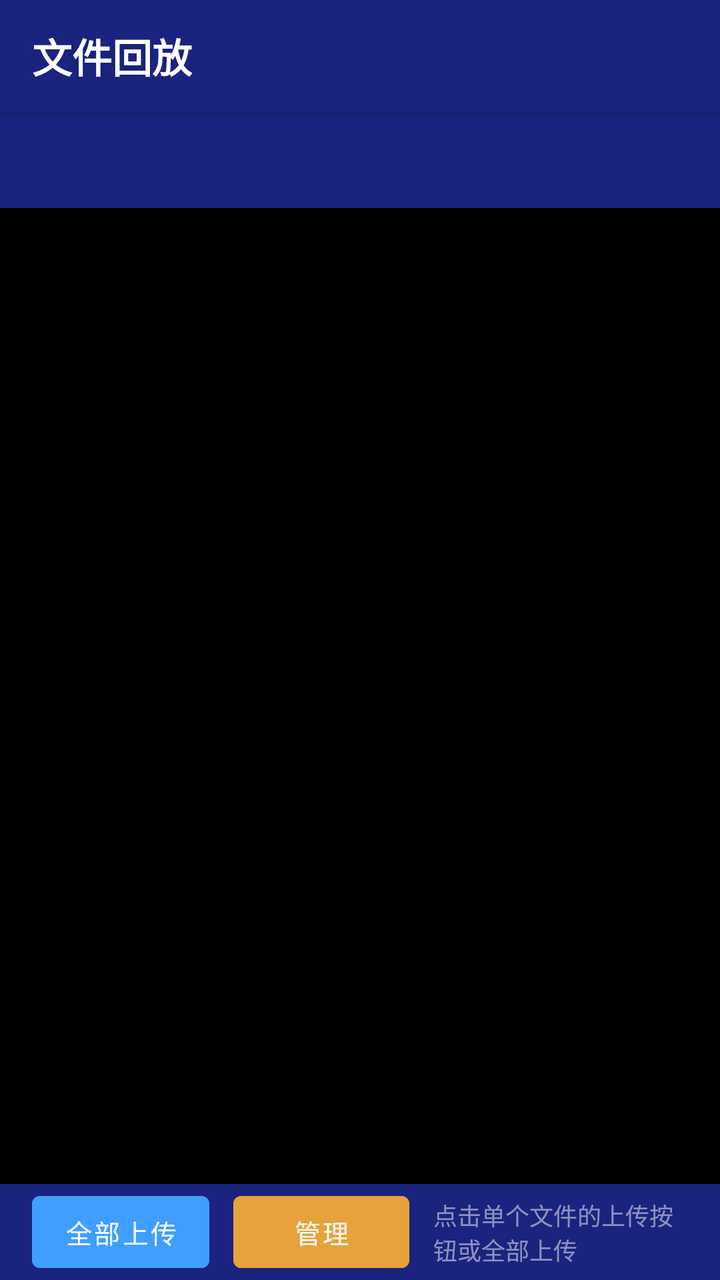
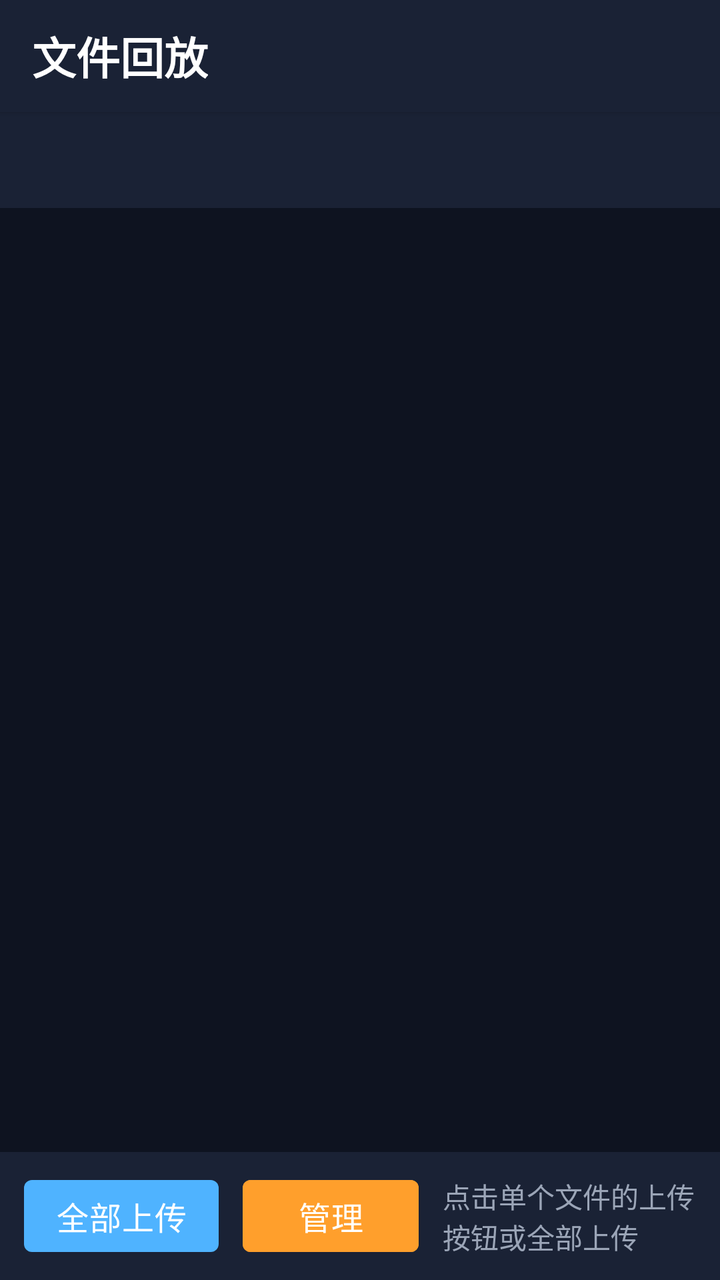

Compare the two renders of this Android layout. The source of the first and the diff that turns it into the second are given below.
<!-- AndroidManifest.xml: application theme Theme.EnforcementApp -->
<!-- res/layout/activity_playback.xml -->
<?xml version="1.0" encoding="utf-8"?>
<LinearLayout
    xmlns:android="http://schemas.android.com/apk/res/android"
    xmlns:app="http://schemas.android.com/apk/res-auto"
    android:layout_width="match_parent"
    android:layout_height="match_parent"
    android:orientation="vertical"
    android:background="#000000">

    
    <LinearLayout
        android:layout_width="match_parent"
        android:layout_height="56dp"
        android:orientation="horizontal"
        android:gravity="center_vertical"
        android:background="#1A237E"
        android:paddingStart="16dp"
        android:paddingEnd="16dp"
        android:elevation="4dp">

        <TextView
            android:layout_width="wrap_content"
            android:layout_height="wrap_content"
            android:text="文件回放"
            android:textColor="#FFFFFF"
            android:textSize="20sp"
            android:textStyle="bold" />

        <View
            android:layout_width="0dp"
            android:layout_height="1dp"
            android:layout_weight="1" />

        <TextView
            android:id="@+id/tvFileCount"
            android:layout_width="wrap_content"
            android:layout_height="wrap_content"
            android:textColor="#FFFFFF"
            android:textSize="14sp" />

    </LinearLayout>

    
    <com.google.android.material.tabs.TabLayout
        android:id="@+id/tabLayout"
        android:layout_width="match_parent"
        android:layout_height="48dp"
        android:background="#1A237E"
        app:tabTextColor="#80FFFFFF"
        app:tabSelectedTextColor="#FFFFFF"
        app:tabIndicatorColor="#FFFFFF"
        app:tabIndicatorHeight="3dp"
        app:tabTextAppearance="@style/PlaybackTabText"
        app:tabRippleColor="#40FFFFFF" />

    <androidx.viewpager2.widget.ViewPager2
        android:id="@+id/viewPager"
        android:layout_width="match_parent"
        android:layout_height="0dp"
        android:layout_weight="1" />

    
    <LinearLayout
        android:id="@+id/uploadBar"
        android:layout_width="match_parent"
        android:layout_height="48dp"
        android:orientation="horizontal"
        android:gravity="center_vertical"
        android:paddingHorizontal="16dp"
        android:background="#1A237E">

        
        <LinearLayout
            android:id="@+id/normalBar"
            android:layout_width="match_parent"
            android:layout_height="match_parent"
            android:orientation="horizontal"
            android:gravity="center_vertical">

            <Button
                android:id="@+id/btnUploadAll"
                android:layout_width="wrap_content"
                android:layout_height="36dp"
                android:minHeight="0dp"
                android:insetTop="0dp"
                android:insetBottom="0dp"
                android:paddingTop="0dp"
                android:paddingBottom="0dp"
                android:gravity="center"
                android:text="全部上传"
                android:textSize="13sp"
                android:textColor="#ffffff"
                android:backgroundTint="#409EFF" />

            <Button
                android:id="@+id/btnManage"
                android:layout_width="wrap_content"
                android:layout_height="36dp"
                android:layout_marginStart="12dp"
                android:minHeight="0dp"
                android:insetTop="0dp"
                android:insetBottom="0dp"
                android:paddingTop="0dp"
                android:paddingBottom="0dp"
                android:gravity="center"
                android:text="管理"
                android:textSize="13sp"
                android:textColor="#ffffff"
                android:backgroundTint="#E6A23C" />

            <TextView
                android:id="@+id/tvUploadTip"
                android:layout_width="0dp"
                android:layout_height="wrap_content"
                android:layout_weight="1"
                android:layout_marginStart="12dp"
                android:textColor="#80FFFFFF"
                android:textSize="12sp"
                android:text="点击单个文件的上传按钮或全部上传" />

        </LinearLayout>

        
        <LinearLayout
            android:id="@+id/manageBar"
            android:layout_width="match_parent"
            android:layout_height="match_parent"
            android:orientation="horizontal"
            android:gravity="center_vertical"
            android:visibility="gone">

            <Button
                android:id="@+id/btnDeleteSelected"
                android:layout_width="wrap_content"
                android:layout_height="36dp"
                android:minHeight="0dp"
                android:insetTop="0dp"
                android:insetBottom="0dp"
                android:paddingTop="0dp"
                android:paddingBottom="0dp"
                android:gravity="center"
                android:text="删除选中 (0)"
                android:textSize="13sp"
                android:textColor="#ffffff"
                android:backgroundTint="#F56C6C"
                android:enabled="false" />

            <Button
                android:id="@+id/btnSelectAll"
                android:layout_width="wrap_content"
                android:layout_height="36dp"
                android:layout_marginStart="12dp"
                android:minHeight="0dp"
                android:insetTop="0dp"
                android:insetBottom="0dp"
                android:paddingTop="0dp"
                android:paddingBottom="0dp"
                android:gravity="center"
                android:text="全选"
                android:textSize="13sp"
                android:textColor="#ffffff"
                android:backgroundTint="#409EFF" />

            <View
                android:layout_width="0dp"
                android:layout_height="1dp"
                android:layout_weight="1" />

            <Button
                android:id="@+id/btnCancelManage"
                android:layout_width="wrap_content"
                android:layout_height="36dp"
                android:minHeight="0dp"
                android:insetTop="0dp"
                android:insetBottom="0dp"
                android:paddingTop="0dp"
                android:paddingBottom="0dp"
                android:gravity="center"
                android:text="取消"
                android:textSize="13sp"
                android:textColor="#ffffff"
                android:backgroundTint="#909399" />

        </LinearLayout>

    </LinearLayout>

</LinearLayout>
<!-- resources referenced by this layout -->
<resources>
  <style name="PlaybackTabText" parent="TextAppearance.AppCompat.Body1">
          <item name="android:textSize">@dimen/font_md</item>
          <item name="android:textStyle">bold</item>
          <item name="textAllCaps">false</item>
      </style>
  <style name="Theme.EnforcementApp" parent="Theme.MaterialComponents.DayNight.NoActionBar">
          <item name="colorPrimary">@color/brand_primary</item>
          <item name="colorPrimaryVariant">@color/brand_primary_variant</item>
          <item name="colorOnPrimary">@color/text_primary</item>
          <item name="colorSecondary">@color/accent_blue</item>
          <item name="colorOnSecondary">@color/text_primary</item>
          <item name="colorError">@color/accent_red</item>
          <item name="android:windowBackground">@color/surface_bg</item>
          <item name="android:textColorPrimary">@color/text_primary</item>
          <item name="android:textColorSecondary">@color/text_secondary</item>
      </style>
  <dimen name="font_md">16sp</dimen>
  <color name="brand_primary">#1A237E</color>
  <color name="brand_primary_variant">#0D47A1</color>
  <color name="text_primary">#FFFFFF</color>
  <color name="accent_blue">#4FB3FF</color>
  <color name="accent_red">#FF5C5C</color>
  <color name="surface_bg">#0E1320</color>
  <color name="text_secondary">#D5DCE8</color>
</resources>

<!-- the commit's change to res/layout/activity_playback.xml (unified diff, before → after) -->
@@ -5,25 +5,25 @@
     android:layout_width="match_parent"
     android:layout_height="match_parent"
     android:orientation="vertical"
-    android:background="#000000">
+    android:background="@color/surface_bg">
 
     
     <LinearLayout
         android:layout_width="match_parent"
-        android:layout_height="56dp"
+        android:layout_height="@dimen/toolbar_height"
         android:orientation="horizontal"
         android:gravity="center_vertical"
-        android:background="#1A237E"
-        android:paddingStart="16dp"
-        android:paddingEnd="16dp"
-        android:elevation="4dp">
+        android:background="@color/surface_card"
+        android:paddingStart="@dimen/space_lg"
+        android:paddingEnd="@dimen/space_lg"
+        android:elevation="@dimen/elev_card">
 
         <TextView
             android:layout_width="wrap_content"
             android:layout_height="wrap_content"
             android:text="文件回放"
-            android:textColor="#FFFFFF"
-            android:textSize="20sp"
+            android:textColor="@color/text_primary"
+            android:textSize="@dimen/font_xl"
             android:textStyle="bold" />
 
         <View
@@ -35,8 +35,8 @@
             android:id="@+id/tvFileCount"
             android:layout_width="wrap_content"
             android:layout_height="wrap_content"
-            android:textColor="#FFFFFF"
-            android:textSize="14sp" />
+            android:textColor="@color/text_secondary"
+            android:textSize="@dimen/font_md" />
 
     </LinearLayout>
 
@@ -44,14 +44,14 @@
     <com.google.android.material.tabs.TabLayout
         android:id="@+id/tabLayout"
         android:layout_width="match_parent"
-        android:layout_height="48dp"
-        android:background="#1A237E"
-        app:tabTextColor="#80FFFFFF"
-        app:tabSelectedTextColor="#FFFFFF"
-        app:tabIndicatorColor="#FFFFFF"
-        app:tabIndicatorHeight="3dp"
+        android:layout_height="@dimen/touch_min"
+        android:background="@color/surface_card"
+        app:tabTextColor="@color/text_tertiary"
+        app:tabSelectedTextColor="@color/accent_blue"
+        app:tabIndicatorColor="@color/accent_blue"
+        app:tabIndicatorHeight="@dimen/stroke_thick"
         app:tabTextAppearance="@style/PlaybackTabText"
-        app:tabRippleColor="#40FFFFFF" />
+        app:tabRippleColor="@color/ripple_light" />
 
     <androidx.viewpager2.widget.ViewPager2
         android:id="@+id/viewPager"
@@ -63,59 +63,47 @@
     <LinearLayout
         android:id="@+id/uploadBar"
         android:layout_width="match_parent"
-        android:layout_height="48dp"
+        android:layout_height="wrap_content"
+        android:minHeight="@dimen/bottombar_height"
         android:orientation="horizontal"
         android:gravity="center_vertical"
-        android:paddingHorizontal="16dp"
-        android:background="#1A237E">
+        android:paddingHorizontal="@dimen/space_md"
+        android:paddingVertical="@dimen/space_sm"
+        android:background="@color/surface_card">
 
         
         <LinearLayout
             android:id="@+id/normalBar"
             android:layout_width="match_parent"
-            android:layout_height="match_parent"
+            android:layout_height="wrap_content"
             android:orientation="horizontal"
             android:gravity="center_vertical">
 
             <Button
                 android:id="@+id/btnUploadAll"
+                style="@style/AppButton.Primary"
                 android:layout_width="wrap_content"
-                android:layout_height="36dp"
-                android:minHeight="0dp"
-                android:insetTop="0dp"
-                android:insetBottom="0dp"
-                android:paddingTop="0dp"
-                android:paddingBottom="0dp"
-                android:gravity="center"
-                android:text="全部上传"
-                android:textSize="13sp"
-                android:textColor="#ffffff"
-                android:backgroundTint="#409EFF" />
+                android:layout_height="@dimen/touch_min"
+                android:text="全部上传" />
 
             <Button
                 android:id="@+id/btnManage"
+                style="@style/AppButton"
                 android:layout_width="wrap_content"
-                android:layout_height="36dp"
-                android:layout_marginStart="12dp"
-                android:minHeight="0dp"
-                android:insetTop="0dp"
-                android:insetBottom="0dp"
-                android:paddingTop="0dp"
-                android:paddingBottom="0dp"
-                android:gravity="center"
+                android:layout_height="@dimen/touch_min"
+                android:layout_marginStart="@dimen/space_md"
                 android:text="管理"
-                android:textSize="13sp"
-                android:textColor="#ffffff"
-                android:backgroundTint="#E6A23C" />
+                android:textColor="@color/text_primary"
+                android:backgroundTint="@color/accent_orange" />
 
             <TextView
                 android:id="@+id/tvUploadTip"
                 android:layout_width="0dp"
                 android:layout_height="wrap_content"
                 android:layout_weight="1"
-                android:layout_marginStart="12dp"
-                android:textColor="#80FFFFFF"
-                android:textSize="12sp"
+                android:layout_marginStart="@dimen/space_md"
+                android:textColor="@color/text_tertiary"
+                android:textSize="@dimen/font_sm"
                 android:text="点击单个文件的上传按钮或全部上传" />
 
         </LinearLayout>
@@ -124,42 +112,26 @@
         <LinearLayout
             android:id="@+id/manageBar"
             android:layout_width="match_parent"
-            android:layout_height="match_parent"
+            android:layout_height="wrap_content"
             android:orientation="horizontal"
             android:gravity="center_vertical"
             android:visibility="gone">
 
             <Button
                 android:id="@+id/btnDeleteSelected"
+                style="@style/AppButton.Danger"
                 android:layout_width="wrap_content"
-                android:layout_height="36dp"
-                android:minHeight="0dp"
-                android:insetTop="0dp"
-                android:insetBottom="0dp"
-                android:paddingTop="0dp"
-                android:paddingBottom="0dp"
-                android:gravity="center"
+                android:layout_height="@dimen/touch_min"
                 android:text="删除选中 (0)"
-                android:textSize="13sp"
-                android:textColor="#ffffff"
-                android:backgroundTint="#F56C6C"
                 android:enabled="false" />
 
             <Button
                 android:id="@+id/btnSelectAll"
+                style="@style/AppButton.Primary"
                 android:layout_width="wrap_content"
-                android:layout_height="36dp"
-                android:layout_marginStart="12dp"
-                android:minHeight="0dp"
-                android:insetTop="0dp"
-                android:insetBottom="0dp"
-                android:paddingTop="0dp"
-                android:paddingBottom="0dp"
-                android:gravity="center"
-                android:text="全选"
-                android:textSize="13sp"
-                android:textColor="#ffffff"
-                android:backgroundTint="#409EFF" />
+                android:layout_height="@dimen/touch_min"
+                android:layout_marginStart="@dimen/space_md"
+                android:text="全选" />
 
             <View
                 android:layout_width="0dp"
@@ -168,18 +140,10 @@
 
             <Button
                 android:id="@+id/btnCancelManage"
+                style="@style/AppButton.Secondary"
                 android:layout_width="wrap_content"
-                android:layout_height="36dp"
-                android:minHeight="0dp"
-                android:insetTop="0dp"
-                android:insetBottom="0dp"
-                android:paddingTop="0dp"
-                android:paddingBottom="0dp"
-                android:gravity="center"
-                android:text="取消"
-                android:textSize="13sp"
-                android:textColor="#ffffff"
-                android:backgroundTint="#909399" />
+                android:layout_height="@dimen/touch_min"
+                android:text="取消" />
 
         </LinearLayout>
 
<!-- resource entries referenced after the edit -->
@@ -16,13 +16,57 @@
           <item name="android:textColorPrimary">@color/text_primary</item>
           <item name="android:textColorSecondary">@color/text_secondary</item>
       </style>
+  <dimen name="radius_sm">4dp</dimen>
   <dimen name="font_md">16sp</dimen>
+  <dimen name="font_sm">14sp</dimen>
+  <dimen name="font_xl">22sp</dimen>
+  <dimen name="space_lg">16dp</dimen>
+  <dimen name="space_md">12dp</dimen>
+  <dimen name="space_sm">8dp</dimen>
+  <dimen name="stroke_thick">3dp</dimen>
+  <dimen name="toolbar_height">56dp</dimen>
+  <dimen name="touch_min">48dp</dimen>
+  <style name="AppButton" parent="Widget.MaterialComponents.Button">
+          <item name="android:minHeight">@dimen/touch_min</item>
+          <item name="android:minWidth">88dp</item>
+          <item name="android:textSize">@dimen/font_md</item>
+          <item name="android:textAllCaps">false</item>
+          <item name="android:letterSpacing">0.02</item>
+          <item name="cornerRadius">@dimen/radius_sm</item>
+      </style>
+  <style name="AppButton.Danger">
+          <item name="android:minHeight">@dimen/touch_min</item>
+          <item name="backgroundTint">@color/accent_red</item>
+          <item name="android:textColor">@color/text_primary</item>
+          <item name="android:textSize">@dimen/font_md</item>
+          <item name="android:textAllCaps">false</item>
+          <item name="cornerRadius">@dimen/radius_sm</item>
+      </style>
+  <style name="AppButton.Primary">
+          <item name="backgroundTint">@color/accent_blue</item>
+          <item name="android:textColor">@color/text_primary</item>
+      </style>
+  <style name="AppButton.Secondary" parent="Widget.MaterialComponents.Button.OutlinedButton">
+          <item name="android:minHeight">@dimen/touch_min</item>
+          <item name="android:textSize">@dimen/font_md</item>
+          <item name="android:textAllCaps">false</item>
+          <item name="strokeColor">@color/border_strong</item>
+          <item name="android:textColor">@color/text_primary</item>
+          <item name="cornerRadius">@dimen/radius_sm</item>
+      </style>
   <color name="brand_primary">#1A237E</color>
   <color name="brand_primary_variant">#0D47A1</color>
   <color name="text_primary">#FFFFFF</color>
   <color name="accent_blue">#4FB3FF</color>
+  <color name="accent_orange">#FF9F2C</color>
+  <color name="ripple_light">#33FFFFFF</color>
   <color name="accent_red">#FF5C5C</color>
+  <color name="border_strong">#5A6680</color>
   <color name="surface_bg">#0E1320</color>
+  <color name="surface_card">#1A2235</color>
   <color name="text_secondary">#D5DCE8</color>
+  <color name="text_tertiary">#9BA5B7</color>
+  <dimen name="bottombar_height">64dp</dimen>
+  <dimen name="elev_card">2dp</dimen>
 </resources>
 
